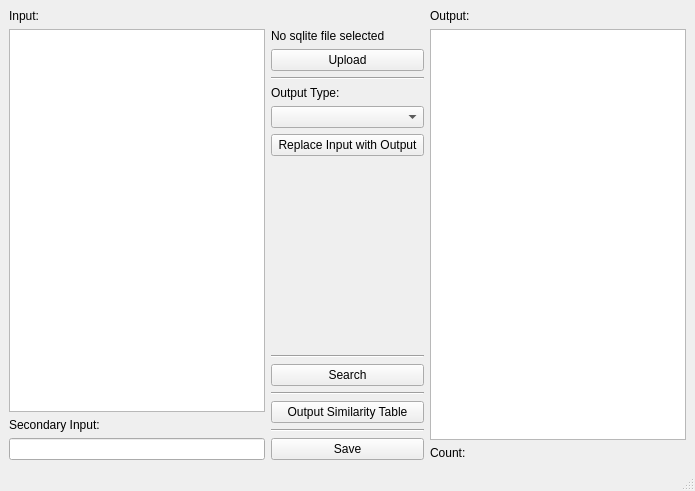
The window that ui_main_window.ui (Tyler-Hostetler/BioSynthNexus) describes before a commit, drawn with Qt 5.
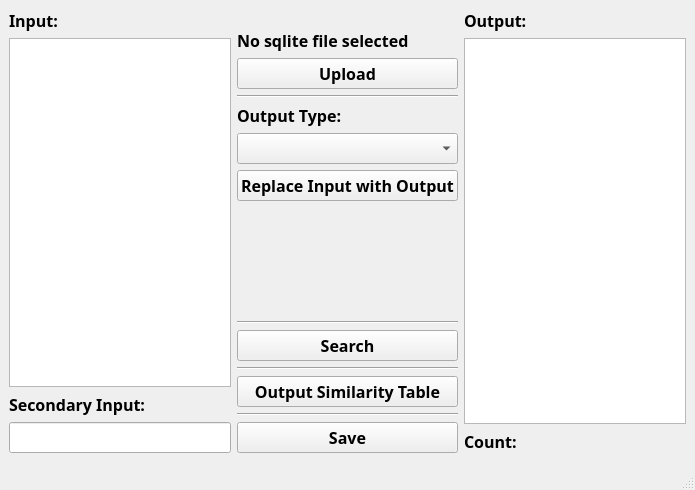
The same window after the commit.

Diff of the .ui file:
```diff
--- a/ui_main_window.ui
+++ b/ui_main_window.ui
@@ -7,9 +7,17 @@
     <x>0</x>
     <y>0</y>
     <width>695</width>
-    <height>491</height>
+    <height>490</height>
    </rect>
   </property>
+  <property name="font">
+   <font>
+    <family>Segoe UI Variable Display Semib</family>
+    <pointsize>12</pointsize>
+    <weight>75</weight>
+    <bold>true</bold>
+   </font>
+  </property>
   <property name="windowTitle">
    <string>MainWindow</string>
   </property>
```
Left out of the diff: 2 changed lines with no effect on the pictures.
